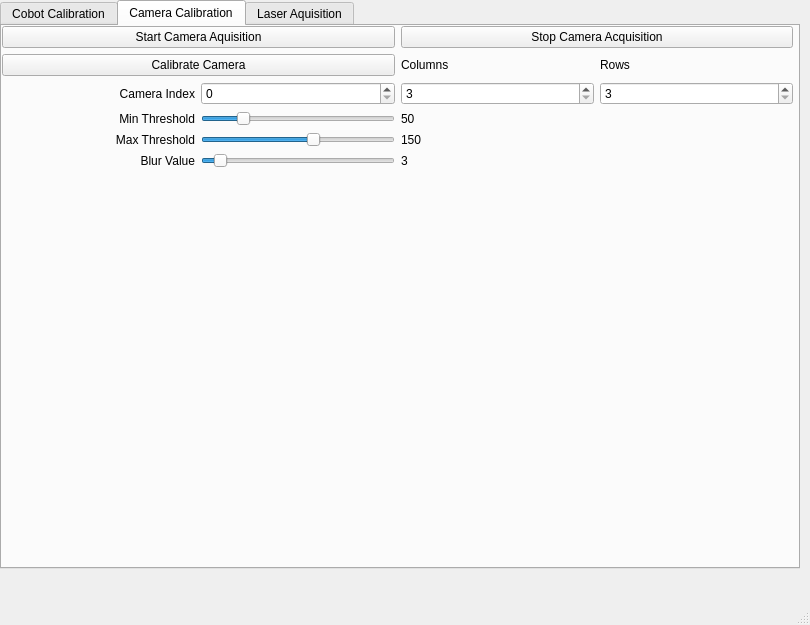
Before: the Qt Designer form src/ApplicationUI/AppDesign.ui in diegotonetti99/Cobot-Sawyer-Laser, drawn with Qt 5.
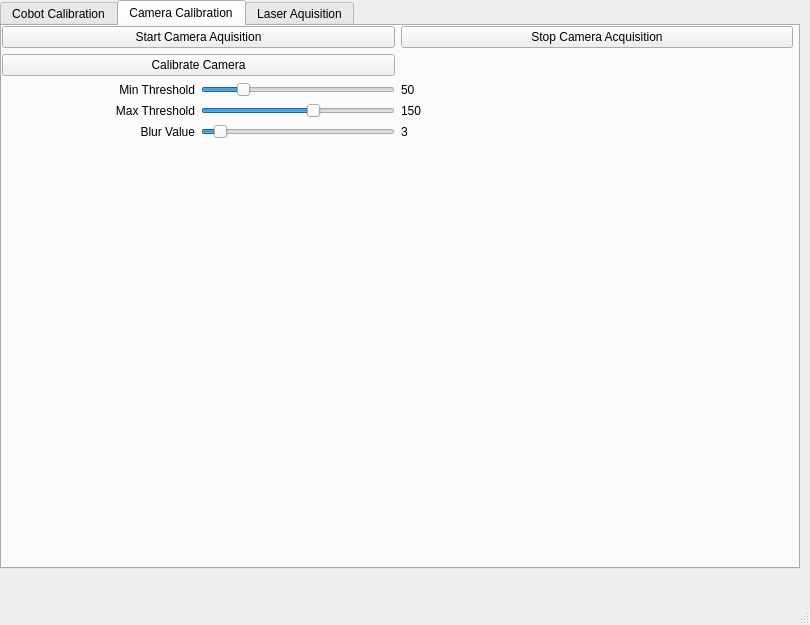
After: the same form once the commit is applied. The open tabs and pages were chosen to show the change.

Diff of the .ui file:
```diff
--- a/src/ApplicationUI/AppDesign.ui
+++ b/src/ApplicationUI/AppDesign.ui
@@ -92,15 +92,8 @@
         <height>531</height>
        </rect>
       </property>
-      <layout class="QGridLayout" name="gridLayout_2" rowstretch="1,1,1,1,1,5,0,0" columnstretch="1,1,1,1">
-       <item row="0" column="0" colspan="2">
-        <widget class="QPushButton" name="start_camera_acquisition_cal_btn">
-         <property name="text">
-          <string>Start Camera Aquisition</string>
-         </property>
-        </widget>
-       </item>
-       <item row="4" column="1">
+      <layout class="QGridLayout" name="gridLayout_2" rowstretch="1,0,0,0,0,0,0" columnstretch="1,1,1,1">
+       <item row="3" column="1">
         <widget class="QSlider" name="max_thr_slider_calib">
          <property name="maximum">
           <number>255</number>
@@ -113,6 +106,13 @@
          </property>
         </widget>
        </item>
+       <item row="6" column="0" colspan="2">
+        <widget class="QLabel" name="color_image_view_calib">
+         <property name="text">
+          <string/>
+         </property>
+        </widget>
+       </item>
        <item row="1" column="0" colspan="2">
         <widget class="QPushButton" name="calibrate_camera_btn">
          <property name="text">
@@ -127,21 +127,57 @@
          </property>
         </widget>
        </item>
-       <item row="7" column="2" colspan="2">
-        <widget class="QLabel" name="gray_image_view_calib">
+       <item row="4" column="2">
+        <widget class="QLabel" name="blur_calib_label">
          <property name="text">
-          <string/>
+          <string>3</string>
          </property>
         </widget>
        </item>
-       <item row="4" column="2">
+       <item row="3" column="2">
         <widget class="QLabel" name="max_thr_calib_label">
          <property name="text">
           <string>150</string>
          </property>
         </widget>
        </item>
-       <item row="5" column="0">
+       <item row="2" column="1">
+        <widget class="QSlider" name="min_thr_slider_calib">
+         <property name="maximum">
+          <number>255</number>
+         </property>
+         <property name="sliderPosition">
+          <number>50</number>
+         </property>
+         <property name="orientation">
+          <enum>Qt::Horizontal</enum>
+         </property>
+         <property name="tickPosition">
+          <enum>QSlider::NoTicks</enum>
+         </property>
+         <property name="tickInterval">
+          <number>1</number>
+         </property>
+        </widget>
+       </item>
+       <item row="0" column="0" colspan="2">
+        <widget class="QPushButton" name="start_camera_acquisition_cal_btn">
+         <property name="text">
+          <string>Start Camera Aquisition</string>
+         </property>
+        </widget>
+       </item>
+       <item row="3" column="0">
+        <widget class="QLabel" name="label">
+         <property name="text">
+          <string>Max Threshold</string>
+         </property>
+         <property name="alignment">
+          <set>Qt::AlignRight|Qt::AlignTrailing|Qt::AlignVCenter</set>
+         </property>
+        </widget>
+       </item>
+       <item row="4" column="0">
         <widget class="QLabel" name="label_3">
          <property name="text">
           <string>Blur Value</string>
@@ -151,7 +187,7 @@
          </property>
         </widget>
        </item>
-       <item row="3" column="0">
+       <item row="2" column="0">
         <widget class="QLabel" name="label_2">
          <property name="text">
           <string>Min Threshold</string>
@@ -161,36 +197,14 @@
          </property>
         </widget>
        </item>
-       <item row="4" column="0">
-        <widget class="QLabel" name="label">
+       <item row="6" column="2" colspan="2">
+        <widget class="QLabel" name="gray_image_view_calib">
          <property name="text">
-          <string>Max Threshold</string>
+          <string/>
          </property>
-         <property name="alignment">
-          <set>Qt::AlignRight|Qt::AlignTrailing|Qt::AlignVCenter</set>
-         </property>
         </widget>
        </item>
-       <item row="3" column="1">
-        <widget class="QSlider" name="min_thr_slider_calib">
-         <property name="maximum">
-          <number>255</number>
-         </property>
-         <property name="sliderPosition">
-          <number>50</number>
-         </property>
-         <property name="orientation">
-          <enum>Qt::Horizontal</enum>
-         </property>
-         <property name="tickPosition">
-          <enum>QSlider::NoTicks</enum>
-         </property>
-         <property name="tickInterval">
-          <number>1</number>
-         </property>
-        </widget>
-       </item>
-       <item row="3" column="2">
+       <item row="2" column="2">
         <widget class="QLabel" name="min_thr_calib_label">
          <property name="text">
           <string>50</string>
@@ -200,27 +214,7 @@
          </property>
         </widget>
        </item>
-       <item row="2" column="2">
-        <widget class="QSpinBox" name="column_spin_box_calib">
-         <property name="minimum">
-          <number>3</number>
-         </property>
-         <property name="maximum">
-          <number>10</number>
-         </property>
-        </widget>
-       </item>
-       <item row="2" column="3">
-        <widget class="QSpinBox" name="row_spin_box_calib">
-         <property name="minimum">
-          <number>3</number>
-         </property>
-         <property name="maximum">
-          <number>10</number>
-         </property>
-        </widget>
-       </item>
-       <item row="5" column="1">
+       <item row="4" column="1">
         <widget class="QSlider" name="blur_slider_calib">
          <property name="minimum">
           <number>1</number>
@@ -236,51 +230,6 @@
          </property>
         </widget>
        </item>
-       <item row="5" column="2">
-        <widget class="QLabel" name="blur_calib_label">
-         <property name="text">
-          <string>3</string>
-         </property>
-        </widget>
-       </item>
-       <item row="1" column="2">
-        <widget class="QLabel" name="label_7">
-         <property name="text">
-          <string>Columns</string>
-         </property>
-        </widget>
-       </item>
-       <item row="1" column="3">
-        <widget class="QLabel" name="label_8">
-         <property name="text">
-          <string>Rows</string>
-         </property>
-        </widget>
-       </item>
-       <item row="7" column="0" colspan="2">
-        <widget class="QLabel" name="color_image_view_calib">
-         <property name="text">
-          <string/>
-         </property>
-        </widget>
-       </item>
-       <item row="2" column="0">
-        <widget class="QLabel" name="label_9">
-         <property name="text">
-          <string>Camera Index</string>
-         </property>
-         <property name="alignment">
-          <set>Qt::AlignRight|Qt::AlignTrailing|Qt::AlignVCenter</set>
-         </property>
-        </widget>
-       </item>
-       <item row="2" column="1">
-        <widget class="QSpinBox" name="camera_index_calib">
-         <property name="maximum">
-          <number>20</number>
-         </property>
-        </widget>
-       </item>
       </layout>
      </widget>
     </widget>
```
Left out of the diff: 40 changed lines with no effect on the pictures.
